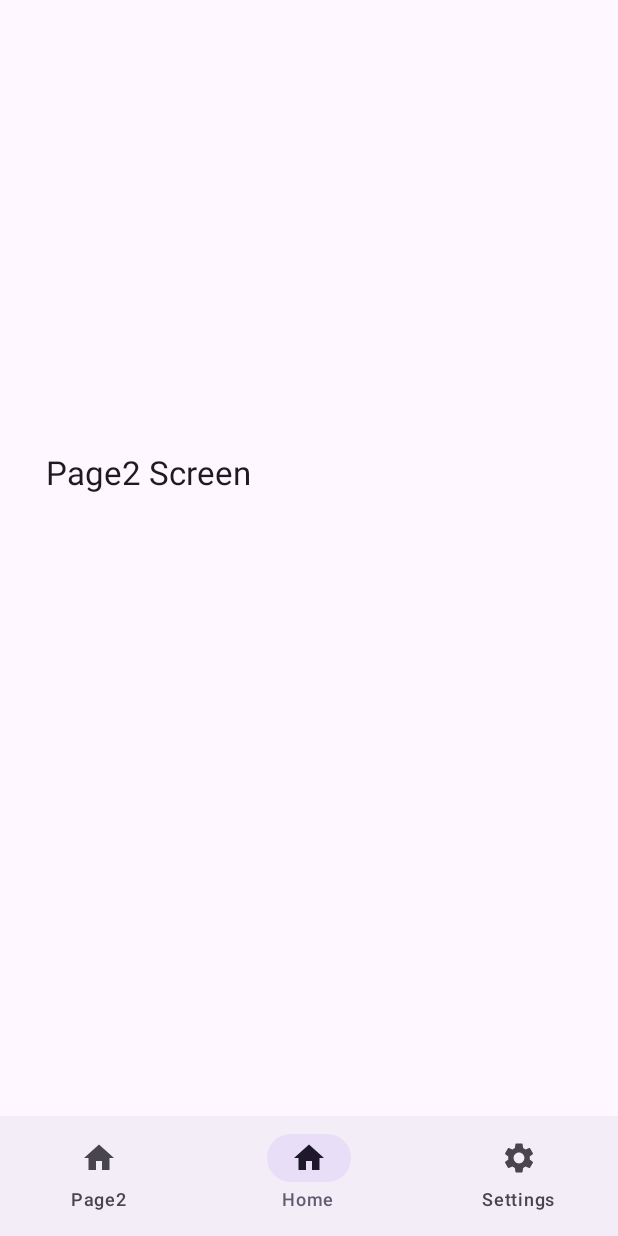
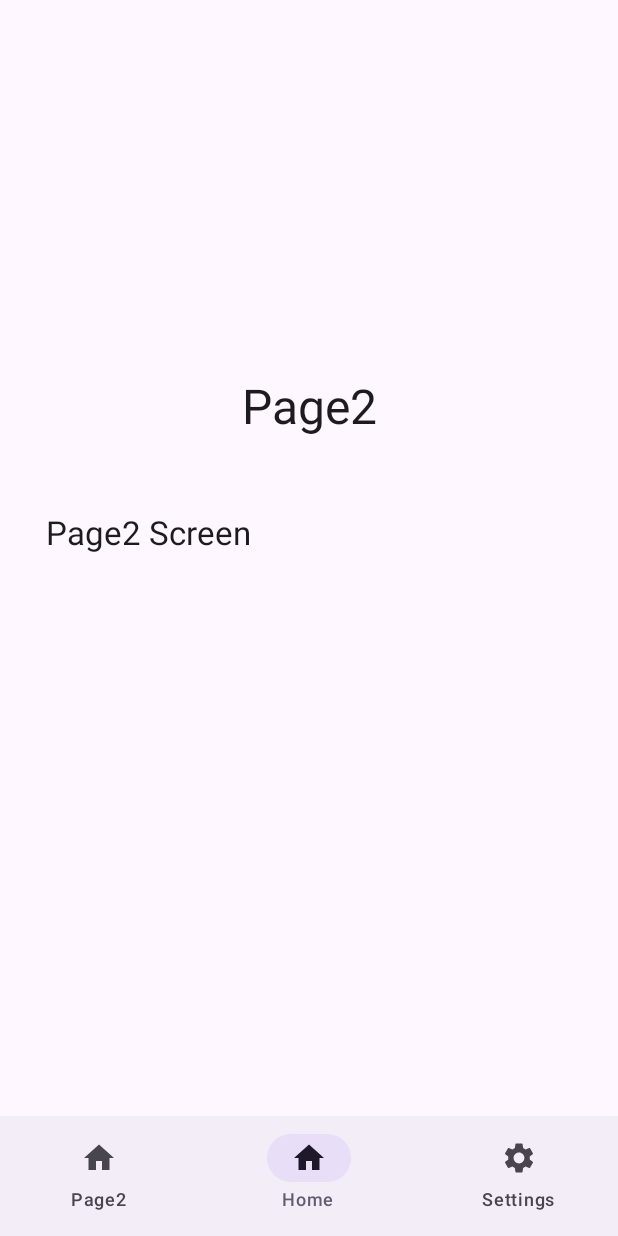
Before and after one commit to Develex/kalender, an Android app built with Jetpack Compose: the Page2Screen screen opened through its navigation route, on a phone screen of 412 x 824 dp. Run offline under Robolectric (Android 15) with nearby library versions, the phone set to English and light mode, and no system bars.

Commit message:
added title header to instellingen screen

```diff
--- a/app/src/main/java/com/develex/baseapp/screens/Page2Screen.kt
+++ b/app/src/main/java/com/develex/baseapp/screens/Page2Screen.kt
@@ -18,6 +18,7 @@ import androidx.compose.runtime.getValue
 import androidx.compose.ui.Alignment
 import androidx.compose.ui.Modifier
 import androidx.compose.ui.draw.clip
+import androidx.compose.ui.text.style.TextAlign
 import androidx.compose.ui.unit.dp
 import androidx.lifecycle.viewmodel.compose.viewModel
 import androidx.navigation.NavController
@@ -38,6 +39,15 @@ fun Page2Screen(navController: NavController, vm: MainViewModel) {
                     horizontalAlignment = Alignment.CenterHorizontally,
                     verticalArrangement = Arrangement.Center
                 ){
+                    Text(
+                        text = "Page2",
+                        style = MaterialTheme.typography.headlineLarge,
+                        textAlign = TextAlign.Center,
+                        modifier = Modifier
+                            .fillMaxWidth()
+                            .height(80.dp)
+                            .padding(top=20.dp)
+                    )
                     Box(
                         modifier = Modifier.fillMaxWidth()
                             .height(200.dp)
--- a/build.gradle.kts
+++ b/build.gradle.kts
@@ -1,5 +1,5 @@
 // Top-level build file where you can add configuration options common to all sub-projects/modules.
 plugins {
-    id("com.android.application") version "8.2.2" apply false
+    id("com.android.application") version "8.3.0" apply false
     id("org.jetbrains.kotlin.android") version "1.9.0" apply false
 }
```
Also changed, not shown: app/src/main/java/com/develex/baseapp/screens/SettingsScreen.kt (+24 -0 lines), gradle/wrapper/gradle-wrapper.properties.
